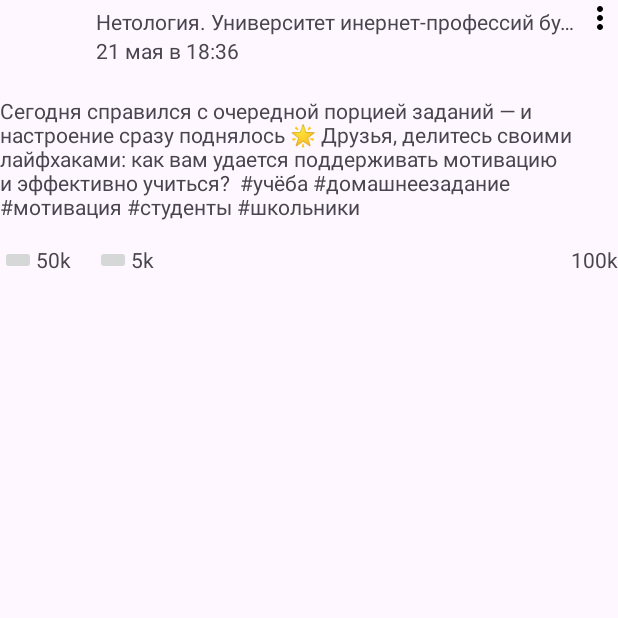
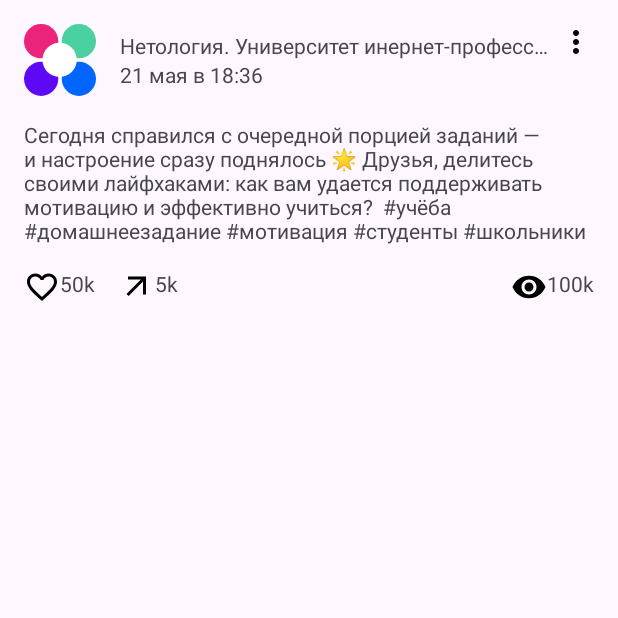
Before and after one commit to KhaustovTF/AndroidRep, an Android app: the screen it shows after launch (MainActivity), on a phone screen of 412 x 824 dp, the top half of it. Run offline under Robolectric (Android 15) with nearby library versions, the phone set to English and light mode, and no system bars.

Commit message:
whats wrong with icons

```diff
--- a/app/build.gradle
+++ b/app/build.gradle
@@ -16,6 +16,8 @@ android {
 
         testInstrumentationRunner "androidx.test.runner.AndroidJUnitRunner"
     }
+
+    buildFeatures.viewBinding = true
 
     buildTypes {
         release {
--- a/app/src/main/java/ru/netology/myapp/MainActivity.kt
+++ b/app/src/main/java/ru/netology/myapp/MainActivity.kt
@@ -1,20 +1,47 @@
 package ru.netology.myapp
 
+
 import android.os.Bundle
+import android.widget.ImageButton
 import androidx.activity.enableEdgeToEdge
 import androidx.appcompat.app.AppCompatActivity
 import androidx.core.view.ViewCompat
 import androidx.core.view.WindowInsetsCompat
+import ru.netology.myapp.databinding.ActivityMainBinding
+import ru.netology.myapp.dto.Post
 
 class MainActivity : AppCompatActivity() {
     override fun onCreate(savedInstanceState: Bundle?) {
         super.onCreate(savedInstanceState)
+        val binding = ActivityMainBinding.inflate(layoutInflater)
         enableEdgeToEdge()
-        setContentView(R.layout.activity_main)
-        ViewCompat.setOnApplyWindowInsetsListener(findViewById(R.id.main)) { v, insets ->
-            val systemBars = insets.getInsets(WindowInsetsCompat.Type.systemBars())
-            v.setPadding(systemBars.left, systemBars.top, systemBars.right, systemBars.bottom)
-            insets
-        }
+        setContentView(binding.root)
+
+        val post = Post(
+            id = 1,
+            author = "Нетология. Университет инернет-профессий будущего",
+            published = "21 мая в 18:36",
+            content = "Сегодня справился с очередной порцией заданий — и настроение сразу поднялось. Друзья, делитесь своими лайфхаками: как вам удается поддерживать мотивацию и эффективно учиться? #учёба #домашнеезадание #мотивация #студенты #школьники"
+        )
+
+//        with(binding) {
+//            author.text = post.author
+//            content.text = post.content
+//            published.text = post.published
+//
+//            if (post.likesByMe){
+//                likes.setImageResource(R.drawable.baseline_favorite_24)
+//            }
+//
+//            likes.setOnClickListener{
+//                post.likesByMe = !post.likesByMe
+//
+//
+//            }
+//        }
+
+
+
+
     }
 }
--- /dev/null
+++ b/app/src/main/java/ru/netology/myapp/dto/Post.kt
@@ -0,0 +1,10 @@
+package ru.netology.myapp.dto
+
+data class Post(
+    val id: Int,
+    val author: String,
+    val published: String,
+    val content: String,
+    var likes: Int = 0,
+    var likesByMe: Boolean = false
+)
--- /dev/null
+++ b/app/src/main/res/drawable/baseline_favorite_24.xml
@@ -0,0 +1,5 @@
+<vector xmlns:android="http://schemas.android.com/apk/res/android" android:height="24dp" android:tint="#C90909" android:viewportHeight="24" android:viewportWidth="24" android:width="24dp">
+
+    <path android:fillColor="@android:color/white" android:pathData="M12,21.35l-1.45,-1.32C5.4,15.36 2,12.28 2,8.5 2,5.42 4.42,3 7.5,3c1.74,0 3.41,0.81 4.5,2.09C13.09,3.81 14.76,3 16.5,3 19.58,3 22,5.42 22,8.5c0,3.78 -3.4,6.86 -8.55,11.54L12,21.35z"/>
+
+</vector>
--- /dev/null
+++ b/app/src/main/res/drawable/baseline_favorite_border_24.xml
@@ -0,0 +1,5 @@
+<vector xmlns:android="http://schemas.android.com/apk/res/android" android:height="24dp" android:tint="#000000" android:viewportHeight="24" android:viewportWidth="24" android:width="24dp">
+
+    <path android:fillColor="@android:color/white" android:pathData="M16.5,3c-1.74,0 -3.41,0.81 -4.5,2.09C10.91,3.81 9.24,3 7.5,3 4.42,3 2,5.42 2,8.5c0,3.78 3.4,6.86 8.55,11.54L12,21.35l1.45,-1.32C18.6,15.36 22,12.28 22,8.5 22,5.42 19.58,3 16.5,3zM12.1,18.55l-0.1,0.1 -0.1,-0.1C7.14,14.24 4,11.39 4,8.5 4,6.5 5.5,5 7.5,5c1.54,0 3.04,0.99 3.57,2.36h1.87C13.46,5.99 14.96,5 16.5,5c2,0 3.5,1.5 3.5,3.5 0,2.89 -3.14,5.74 -7.9,10.05z"/>
+
+</vector>
--- /dev/null
+++ b/app/src/main/res/drawable/baseline_remove_red_eye_24.xml
@@ -0,0 +1,5 @@
+<vector xmlns:android="http://schemas.android.com/apk/res/android" android:height="24dp" android:tint="#000000" android:viewportHeight="24" android:viewportWidth="24" android:width="24dp">
+
+    <path android:fillColor="@android:color/white" android:pathData="M12,4.5C7,4.5 2.73,7.61 1,12c1.73,4.39 6,7.5 11,7.5s9.27,-3.11 11,-7.5c-1.73,-4.39 -6,-7.5 -11,-7.5zM12,17c-2.76,0 -5,-2.24 -5,-5s2.24,-5 5,-5 5,2.24 5,5 -2.24,5 -5,5zM12,9c-1.66,0 -3,1.34 -3,3s1.34,3 3,3 3,-1.34 3,-3 -1.34,-3 -3,-3z"/>
+
+</vector>
--- a/app/src/main/res/drawable/outline_bomb_24.xml
+++ /dev/null
@@ -1,5 +0,0 @@
-<vector xmlns:android="http://schemas.android.com/apk/res/android" android:height="24dp" android:tint="#000000" android:viewportHeight="960" android:viewportWidth="960" android:width="24dp">
-
-    <path android:fillColor="@android:color/white" android:pathData="M346,912Q221,912 133.5,823.5Q46,735 46,610Q46,485 132.5,398.5Q219,312 344,312Q347,312 350.5,312Q354,312 357,312L384,265Q396,243 420,236.5Q444,230 466,243L496,260L501,252Q524,209 573,196Q622,183 665,208L700,228L660,297L625,277Q611,269 594.5,273.5Q578,278 570,292L565,300L605,323Q626,335 632.5,359Q639,383 627,404L600,452Q623,488 634.5,528.5Q646,569 646,612Q646,737 558.5,824.5Q471,912 346,912ZM346,832Q437,832 501.5,767.5Q566,703 566,612Q566,581 557.5,551Q549,521 532,494L506,453L548,381Q548,381 548,381Q548,381 548,381L444,321Q444,321 444,321Q444,321 444,321L402,393L358,393Q264,393 194.5,453Q125,513 125,610Q125,702 189.5,767Q254,832 346,832ZM800,352L800,272L920,272L920,352L800,352ZM580,132L580,12L660,12L660,132L580,132ZM775,213L719,157L804,72L860,128L775,213ZM346,612Q346,612 346,612Q346,612 346,612Q346,612 346,612Q346,612 346,612L346,612L346,612Q346,612 346,612Q346,612 346,612L346,612Q346,612 346,612Q346,612 346,612L346,612L346,612Q346,612 346,612Q346,612 346,612Q346,612 346,612Q346,612 346,612Z"/>
-
-</vector>
--- a/app/src/main/res/layout/activity_main.xml
+++ b/app/src/main/res/layout/activity_main.xml
@@ -1,8 +1,11 @@
 <?xml version="1.0" encoding="utf-8"?>
-<androidx.constraintlayout.widget.ConstraintLayout xmlns:android="http://schemas.android.com/apk/res/android"
+<androidx.constraintlayout.widget.ConstraintLayout
+
+    xmlns:android="http://schemas.android.com/apk/res/android"
     xmlns:app="http://schemas.android.com/apk/res-auto"
     xmlns:tools="http://schemas.android.com/tools"
     android:id="@+id/main"
+    android:layout_marginTop="@dimen/common_spacing"
     android:layout_width="match_parent"
     android:layout_height="match_parent"
     android:padding="16dp"
@@ -16,7 +19,7 @@
         app:layout_constraintStart_toStartOf="parent"
         app:layout_constraintTop_toTopOf="parent"
         app:layout_constraintBottom_toBottomOf="@+id/avatar_barrier"
-        tools:srcCompat="@drawable/ic_netology" />
+        app:srcCompat="@drawable/ic_netology" />
 
 
     <TextView
@@ -88,14 +91,16 @@
         android:layout_width="wrap_content"
         android:layout_height="wrap_content"
         android:layout_marginTop="@dimen/common_spacing"
+        android:background="@android:color/transparent"
         app:layout_constraintStart_toStartOf="parent"
         app:layout_constraintTop_toBottomOf="@+id/posts_content"
-        tools:srcCompat="@drawable/outline_bomb_24" />
+        app:srcCompat="@drawable/baseline_favorite_border_24" />
 
     <TextView
         android:id="@+id/like_button_count"
         android:layout_width="wrap_content"
         android:layout_height="wrap_content"
+
         app:layout_constraintStart_toEndOf="@+id/like_button"
         app:layout_constraintEnd_toStartOf="@+id/repost_button"
         app:layout_constraintTop_toBottomOf="@+id/posts_content"
@@ -109,9 +114,10 @@
         android:layout_height="wrap_content"
         android:layout_marginStart="@dimen/common_spacing"
         android:layout_marginTop="@dimen/common_spacing"
+        android:background="@android:color/transparent"
         app:layout_constraintStart_toEndOf="@+id/like_button_count"
         app:layout_constraintTop_toBottomOf="@+id/posts_content"
-        tools:srcCompat="@drawable/outline_arrow_outward_24" />
+        app:srcCompat="@drawable/outline_arrow_outward_24" />
 
     <TextView
         android:id="@+id/repost_button_count"
@@ -130,7 +136,7 @@
         android:layout_marginTop="@dimen/common_spacing"
         app:layout_constraintEnd_toStartOf="@id/views_icon_count"
         app:layout_constraintTop_toBottomOf="@+id/posts_content"
-        tools:srcCompat="@drawable/outline_ac_unit_24" />
+        app:srcCompat="@drawable/baseline_remove_red_eye_24" />
 
     <TextView
         android:id="@+id/views_icon_count"
```
Also changed, not shown: 1 other file.
